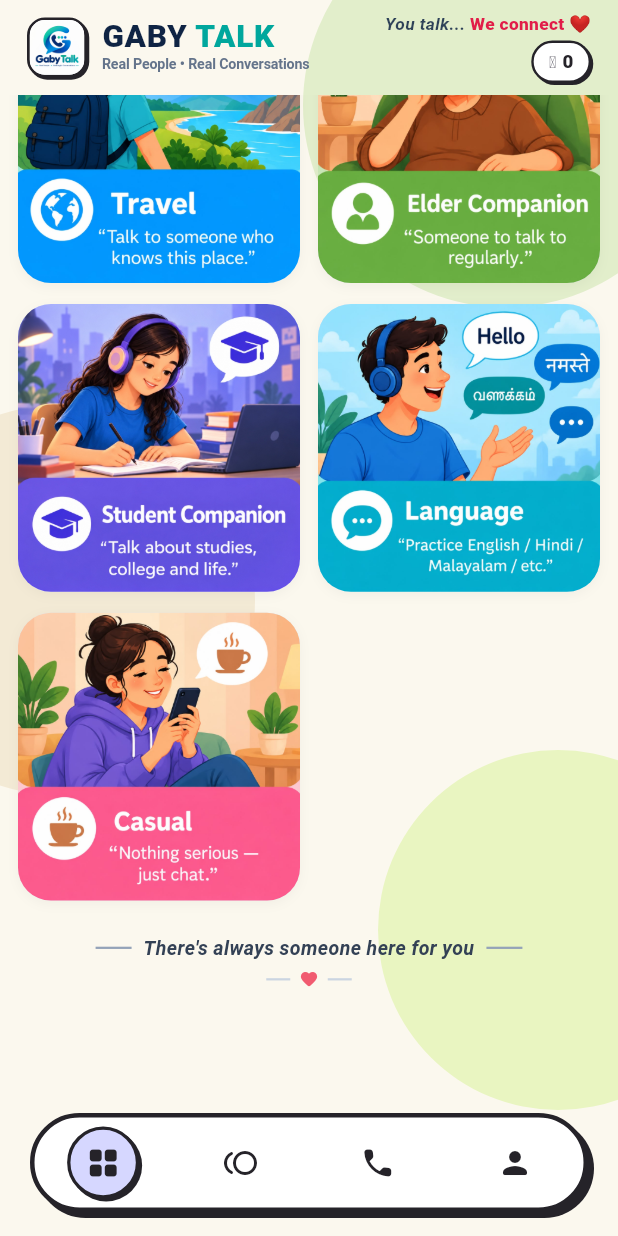
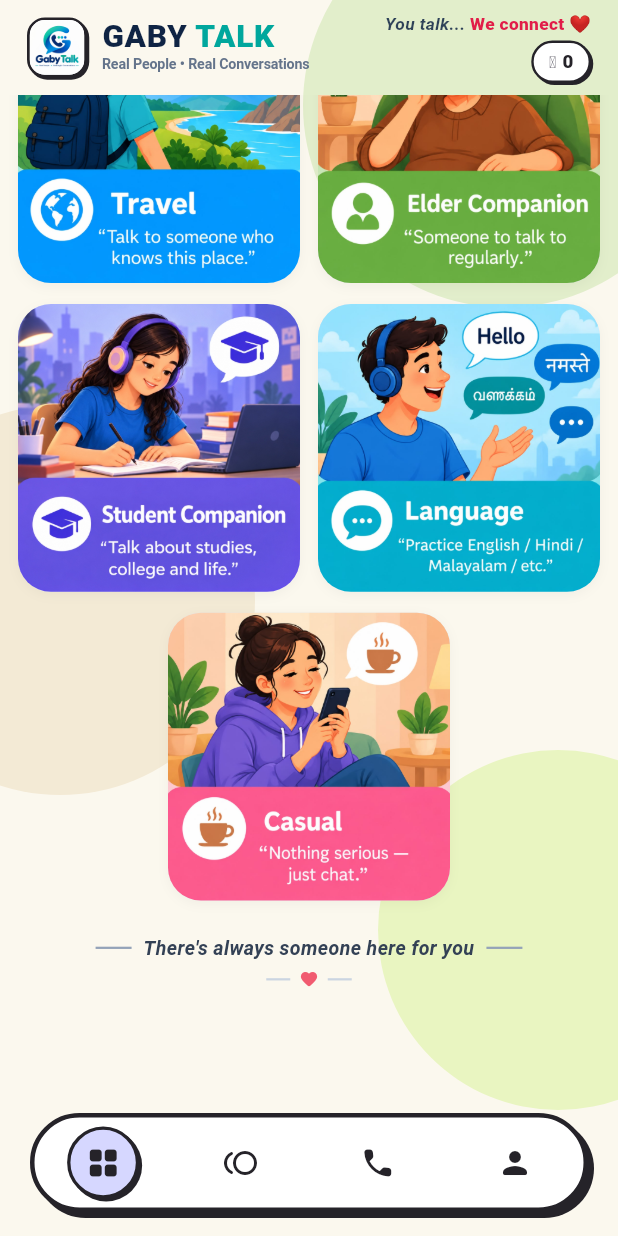
Before and after one commit to empireaeitservices8-lgtm/buddy_app, a Flutter app: the HomeDashboardScreen screen opened directly, scrolled down 576 dp, on a phone screen of 412 x 824 dp. Run offline on Flutter 3.47's test engine with Material 3 defaults, Android fonts, the phone set to English and light mode, and no system bars; our stand-ins replace dio, firebase_core, firebase_messaging, flutter_local_notifications, image_picker, permission_handler and 1 more; missing offline and left inert: agora_rtc_engine, agora_token_generator; accounts and stored records are empty; network calls fail; statements that could not run were skipped.

Commit message:
fixed  gridview isuein home,slider callin available

```diff
--- a/lib/viewmodels/registration_view_model.dart
+++ b/lib/viewmodels/registration_view_model.dart
@@ -302,7 +302,7 @@ class RegistrationViewModel extends BaseViewModel {
       setError('Please enter your first name');
       return false;
     }
-    if (_age == null || _age! < 17 || _age! > 99) {
+    if (_age == null || _age! < 18 || _age! > 99) {
       setError('Please enter an age of 18 or above');
       return false;
     }
--- a/lib/views/home/home_dashboard_screen.dart
+++ b/lib/views/home/home_dashboard_screen.dart
@@ -491,24 +491,41 @@ class _HomeDashboardScreenState extends State<HomeDashboardScreen> {
             ),
             const SizedBox(height: 10),
 
-            // 2-Column Grid matching the 3D card layout
-            GridView.builder(
-              shrinkWrap: true,
-              physics: const NeverScrollableScrollPhysics(),
-              itemCount: intents.length,
-              gridDelegate: const SliverGridDelegateWithFixedCrossAxisCount(
-                crossAxisCount: 2,
-                crossAxisSpacing: 12,
-                mainAxisSpacing: 14,
-                childAspectRatio: 0.98,
-              ),
-              itemBuilder: (context, index) {
-                final intent = intents[index];
-                final isSelected = _viewModel.isIntentSelected(intent);
-                return ConversationCategoryCard(
-                  intent: intent,
-                  isSelected: isSelected,
-                  onTap: () => _viewModel.toggleIntentSelection(intent),
+            // Keep two-column sizing and center an odd final card on its row.
+            LayoutBuilder(
+              builder: (context, constraints) {
+                const spacing = 12.0;
+                final itemWidth = (constraints.maxWidth - spacing) / 2;
+                final itemHeight = itemWidth / 0.98;
+
+                return Wrap(
+                  spacing: spacing,
+                  runSpacing: 14,
+                  children: List.generate(intents.length, (index) {
+                    final intent = intents[index];
+                    final isLastOddItem =
+                        intents.length.isOdd && index == intents.length - 1;
+
+                    final card = ConversationCategoryCard(
+                      intent: intent,
+                      isSelected: _viewModel.isIntentSelected(intent),
+                      onTap: () => _viewModel.toggleIntentSelection(intent),
+                    );
+
+                    return SizedBox(
+                      width: isLastOddItem ? constraints.maxWidth : itemWidth,
+                      height: itemHeight,
+                      child: isLastOddItem
+                          ? Center(
+                              child: SizedBox(
+                                width: itemWidth,
+                                height: itemHeight,
+                                child: card,
+                              ),
+                            )
+                          : card,
+                    );
+                  }),
                 );
               },
             ),
@@ -1019,8 +1036,8 @@ class _HomeDashboardScreenState extends State<HomeDashboardScreen> {
                 gridDelegate: const SliverGridDelegateWithFixedCrossAxisCount(
                   crossAxisCount: 2,
                   crossAxisSpacing: 10,
-                  mainAxisSpacing: 12,
-                  childAspectRatio: 0.49,
+                  mainAxisSpacing: 8,
+                  childAspectRatio: 0.53,
                 ),
                 itemBuilder: (context, index) {
                   return _buildMatchCard(matches[index]);
@@ -1373,7 +1390,7 @@ class _HomeDashboardScreenState extends State<HomeDashboardScreen> {
         boxShadow: AppTheme.neoShadow(offset: const Offset(2.5, 2.5)),
       ),
       child: Padding(
-        padding: const EdgeInsets.symmetric(horizontal: 8, vertical: 8),
+        padding: const EdgeInsets.symmetric(horizontal: 8, vertical: 6),
         child: Column(
           crossAxisAlignment: CrossAxisAlignment.start,
           mainAxisSize: MainAxisSize.max,
@@ -1459,7 +1476,7 @@ class _HomeDashboardScreenState extends State<HomeDashboardScreen> {
                 ),
               ],
             ),
-            const SizedBox(height: 6),
+            const SizedBox(height: 4),
 
             // Rate Badge & Favorite Button Group
             Row(
@@ -1533,12 +1550,12 @@ class _HomeDashboardScreenState extends State<HomeDashboardScreen> {
                 ),
               ],
             ),
-            const SizedBox(height: 6),
+            const SizedBox(height: 4),
 
             // 2. Beautiful Visual Showcase with Hero Avatar & Language Tag
             Container(
               width: double.infinity,
-              height: 126,
+              height: 110,
               decoration: BoxDecoration(
                 color: AppColors.cardWhite,
                 borderRadius: BorderRadius.circular(18),
@@ -1566,10 +1583,10 @@ class _HomeDashboardScreenState extends State<HomeDashboardScreen> {
 
                   // Center Avatar Circle (Large & Clean)
                   Positioned(
-                    top: 8,
+                    top: 7,
                     child: Container(
-                      width: 74,
-                      height: 74,
+                      width: 66,
+                      height: 66,
                       decoration: BoxDecoration(
                         color: match.isFemale
                             ? const Color(0xFFFFF0F5)
@@ -1646,7 +1663,7 @@ class _HomeDashboardScreenState extends State<HomeDashboardScreen> {
                 ],
               ),
             ),
-            const SizedBox(height: 6),
+            const SizedBox(height: 4),
 
             // 3. Name & Verified Badge
             Row(
@@ -1677,17 +1694,11 @@ class _HomeDashboardScreenState extends State<HomeDashboardScreen> {
 
             // Profession Badge
             Container(
-              padding: const EdgeInsets.symmetric(
-                horizontal: 8,
-                vertical: 2.5,
-              ),
+              padding: const EdgeInsets.symmetric(horizontal: 8, vertical: 2.5),
               decoration: BoxDecoration(
                 color: AppColors.cardWhite,
                 borderRadius: BorderRadius.circular(8),
-                border: Border.all(
-                  color: AppColors.strokeBlack,
-                  width: 1.1,
-                ),
+                border: Border.all(color: AppColors.strokeBlack, width: 1.1),
               ),
               child: Row(
                 mainAxisSize: MainAxisSize.min,
@@ -1717,7 +1728,7 @@ class _HomeDashboardScreenState extends State<HomeDashboardScreen> {
                 ],
               ),
             ),
-            const SizedBox(height: 5),
+            const SizedBox(height: 4),
 
             // Interests Tag / Topic in the space after profession (2 Lines supported)
             if (interestDisplay.isNotEmpty)
@@ -1760,7 +1771,7 @@ class _HomeDashboardScreenState extends State<HomeDashboardScreen> {
                 ),
               ),
 
-            const SizedBox(height: 6),
+            const SizedBox(height: 4),
 
             // 4. Slide to Call Action Button
             SlideToActionButton(
```
Also changed, not shown: pubspec.lock.
